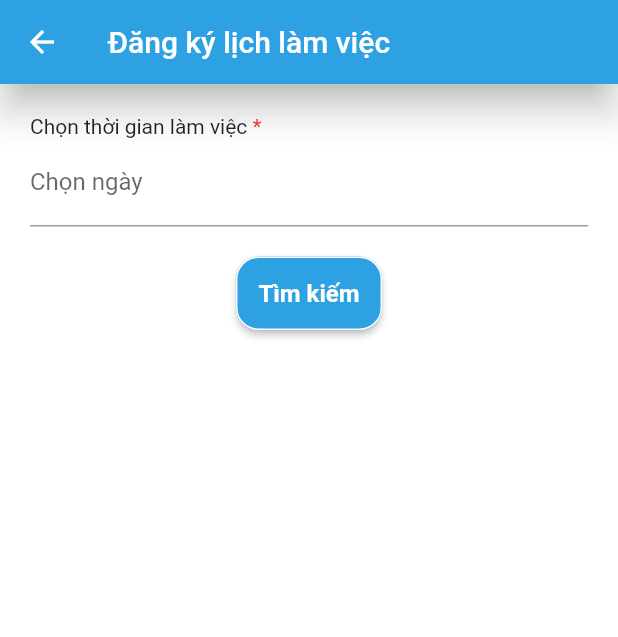
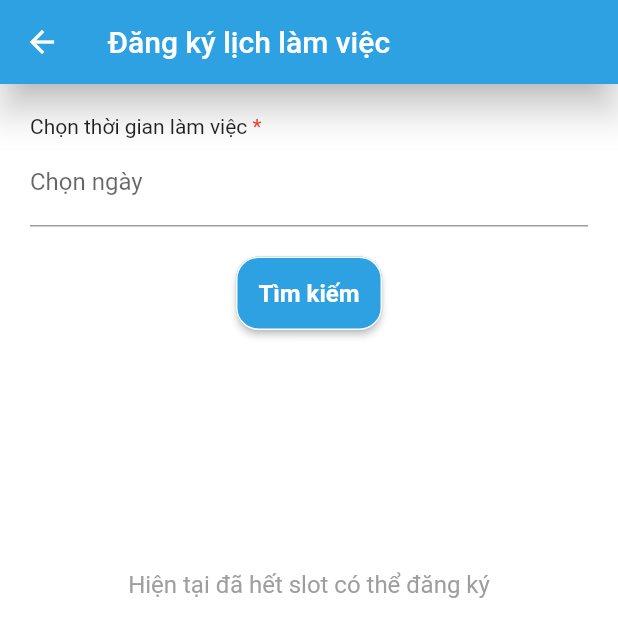
Before and after one commit to HungPham-Coder/HEH_repo, a Flutter app: the PhysioRegisterSlotPage screen opened directly, on a phone screen of 412 x 824 dp. Shown: the top 637 px of the screen. Run offline on Flutter 3.47's test engine with Material 2 defaults, Android fonts, the phone set to English and light mode, and no system bars; our stand-ins replace awesome_notifications, chewie, cloud_firestore, email_validator, firebase_auth, firebase_core and 13 more; missing offline and left inert: agora_chat_sdk, agora_rtc_engine, agora_uikit, email_otp, flutter_login_facebook; accounts and stored records are empty.

Commit message:
fix error

```diff
--- a/heh_application/lib/Physiotherapist Page/Physio page/Feature page/Register slot page/register.dart
+++ b/heh_application/lib/Physiotherapist Page/Physio page/Feature page/Register slot page/register.dart
@@ -15,15 +15,42 @@ class PhysioRegisterSlotPage extends StatefulWidget {
 }
 
 class _PhysioRegisterSlotPageState extends State<PhysioRegisterSlotPage> {
-  bool check = false;
+  bool check = true;
   final TextEditingController _date = TextEditingController();
   final TextEditingController _des = TextEditingController();
   String? dayStr;
-  List<Slot>? slotList;
+  List<Slot>? slotList ;
   String? registerResult = "";
+  @override
+  void initState() {
+    // TODO: implement initState
+
+    // _date.text = DateFormat('dd-MM-yyyy').format(DateTime.now());
+    // dayStr  = DateFormat('yyyy-MM-ddTHH:mm:ss').format(DateTime.now());
+    // _date.text = "26-04-2023";
+    // dayStr = "2023-04-26T00:00:00";
+    // getInitSlotList(dayStr!);
+    super.initState();
+  }
+
+  void getInitSlotList(String date) async {
+
+
+   slotList = await CallAPI().getallSlotByDateAndPhysioID(
+        date, sharedPhysiotherapist!.physiotherapistID);
+
+    if (slotList == null) {
+      print('a');
+    }
+    else {
+      print ('b');
+
+    }
+  }
 
   @override
   Widget build(BuildContext context) {
+
     return Scaffold(
       backgroundColor: Colors.white,
       appBar: AppBar(
@@ -40,17 +67,17 @@ class _PhysioRegisterSlotPageState extends State<PhysioRegisterSlotPage> {
             Time(),
             button(),
             const SizedBox(height: 10),
-            check == false && _date.text != "" && slotList!.length == 0
+            check == false && _date.text == "" && slotList!.length == 0
                 ? Center(
                     child: Container(
                       padding: const EdgeInsets.symmetric(vertical: 150),
                       child: Text(
-                        "Bạn chưa đăng ký slot nào",
+                        "Bạn hãy chọn ngày để đăng ký slot",
                         style: TextStyle(color: Colors.grey[500], fontSize: 16),
                       ),
                     ),
                   )
-                : (_date.text != "" && slotList != null)
+                : (_date.text != "" && slotList != null && check == true)
                     ? Visibility(
                         visible: check,
                         child: Column(
@@ -140,7 +167,16 @@ class _PhysioRegisterSlotPageState extends State<PhysioRegisterSlotPage> {
                                 })
                           ],
                         ))
-                    : Container()
+                    : Center(
+                        child: Container(
+                          padding: const EdgeInsets.symmetric(vertical: 150),
+                          child: Text(
+                            "Hiện tại đã hết slot có thể đăng ký",
+                            style: TextStyle(
+                                color: Colors.grey[500], fontSize: 16),
+                          ),
+                        ),
+                      )
           ],
         ),
       ),
@@ -182,7 +218,7 @@ class _PhysioRegisterSlotPageState extends State<PhysioRegisterSlotPage> {
                 DateTime? pickeddate = await showDatePicker(
                   context: context,
                   initialDate: DateTime.now(),
-                  firstDate: DateTime.now(),
+                  firstDate: DateTime(1960),
                   lastDate: DateTime(2099),
                 );
                 if (pickeddate != null) {
--- a/heh_application/lib/common_widget/menu_listview.dart
+++ b/heh_application/lib/common_widget/menu_listview.dart
@@ -300,9 +300,7 @@ class ScheduleMenu extends StatelessWidget {
                         time,
                         style: Theme.of(context).textTheme.bodyMedium,
                       ),
-                      typeOfSlot == null
-                          ? const Text("Chưa gán")
-                          : Text(typeOfSlot!),
+                      Text('$typeOfSlot'),
                       const SizedBox(height: 5),
                     ],
                   )),
--- a/heh_application/lib/services/call_api.dart
+++ b/heh_application/lib/services/call_api.dart
@@ -618,7 +618,7 @@ class CallAPI {
     }
   }
 
-  Future<List<Slot>?> getallSlotByDateAndPhysioID(
+  Future<List<Slot>> getallSlotByDateAndPhysioID(
       String date, String physioID) async {
     var url = Uri.parse(
         '${link}/api/Slot/GetByDateAndPhysioID/$date?physioID=$physioID');
@@ -635,6 +635,7 @@ class CallAPI {
 
       if (list == null) {
         print("List Schedule Null");
+        throw Exception("List Schedule Null");
       } else {
         return list;
       }
```
Also changed, not shown: heh_application/lib/Physiotherapist Page/Physio page/Feature page/Schedule page/schedule.dart (+4 -3 lines).
